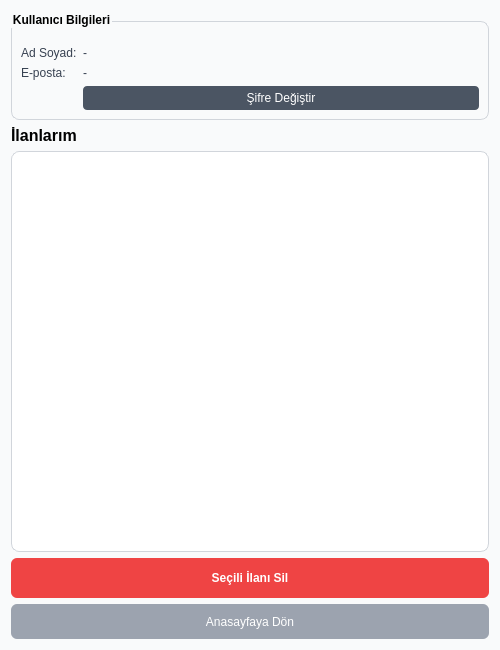
This is profil.ui in Online-Alim-Satim-Platformu/Online-Alim-Satim-Platformu as Qt 5 draws it before an edit. The edited form follows.
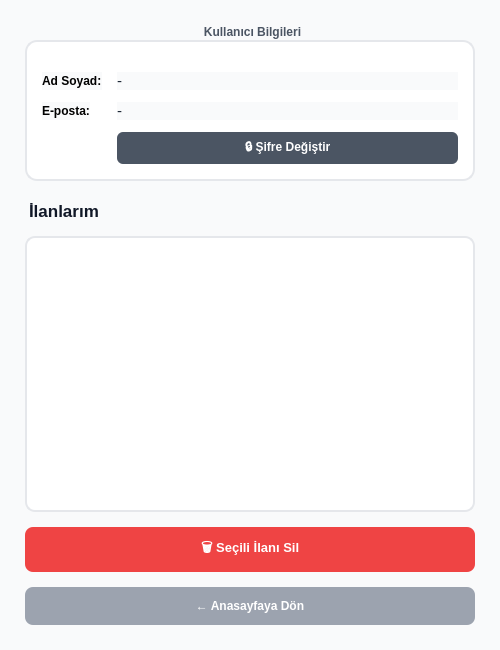
This is the edited form.

Commit message:
düzenleme_profil
profilim kısmın içerisinde ilan silme eklenilen ilanı silme kullanıcı adı soyadı bilgileri gösterme ekranı

```diff
--- a/profil.ui
+++ b/profil.ui
@@ -17,18 +17,68 @@
    <string notr="true">background-color: #f9fafb;</string>
   </property>
   <layout class="QVBoxLayout" name="mainLayout">
+   <property name="spacing">
+    <number>15</number>
+   </property>
+   <property name="leftMargin">
+    <number>25</number>
+   </property>
+   <property name="topMargin">
+    <number>25</number>
+   </property>
+   <property name="rightMargin">
+    <number>25</number>
+   </property>
+   <property name="bottomMargin">
+    <number>25</number>
+   </property>
    <item>
     <widget class="QGroupBox" name="groupKullanici">
      <property name="title">
       <string>Kullanıcı Bilgileri</string>
      </property>
      <property name="styleSheet">
-      <string notr="true">QGroupBox { font-weight: bold; border: 1px solid #d1d5db; border-radius: 8px; margin-top: 10px; padding-top: 15px; }
-      QLabel { color: #374151; font-weight: normal; }</string>
+      <string notr="true">QGroupBox {
+    font-weight: bold;
+    border: 2px solid #e5e7eb;
+    border-radius: 12px;
+    margin-top: 15px;
+    padding-top: 20px;
+    background-color: white;
+}
+QGroupBox::title {
+    subcontrol-origin: margin;
+    subcontrol-position: top center;
+    padding: 0 10px;
+    color: #4b5563;
+}</string>
      </property>
      <layout class="QFormLayout" name="formLayout">
+      <property name="horizontalSpacing">
+       <number>15</number>
+      </property>
+      <property name="verticalSpacing">
+       <number>12</number>
+      </property>
+      <property name="leftMargin">
+       <number>15</number>
+      </property>
+      <property name="topMargin">
+       <number>10</number>
+      </property>
+      <property name="rightMargin">
+       <number>15</number>
+      </property>
+      <property name="bottomMargin">
+       <number>15</number>
+      </property>
       <item row="0" column="0">
        <widget class="QLabel" name="label_1">
+        <property name="font">
+         <font>
+          <bold>true</bold>
+         </font>
+        </property>
         <property name="text">
          <string>Ad Soyad:</string>
         </property>
@@ -36,6 +86,9 @@
       </item>
       <item row="0" column="1">
        <widget class="QLabel" name="lblAdSoyad">
+        <property name="styleSheet">
+         <string notr="true">color: #1f2937; font-size: 11pt;</string>
+        </property>
         <property name="text">
          <string>-</string>
         </property>
@@ -43,6 +96,11 @@
       </item>
       <item row="1" column="0">
        <widget class="QLabel" name="label_2">
+        <property name="font">
+         <font>
+          <bold>true</bold>
+         </font>
+        </property>
         <property name="text">
          <string>E-posta:</string>
         </property>
@@ -50,6 +108,9 @@
       </item>
       <item row="1" column="1">
        <widget class="QLabel" name="lblEmail">
+        <property name="styleSheet">
+         <string notr="true">color: #1f2937; font-size: 11pt;</string>
+        </property>
         <property name="text">
          <string>-</string>
         </property>
@@ -57,15 +118,30 @@
       </item>
       <item row="2" column="1">
        <widget class="QPushButton" name="btnSifreDegistir">
-        <property name="text">
-         <string>Şifre Değiştir</string>
-        </property>
-        <property name="styleSheet">
-         <string notr="true">background-color: #4B5563; color: white; border-radius: 4px; padding: 5px;</string>
+        <property name="minimumSize">
+         <size>
+          <width>0</width>
+          <height>32</height>
+         </size>
         </property>
         <property name="cursor">
          <cursorShape>PointingHandCursor</cursorShape>
         </property>
+        <property name="styleSheet">
+         <string notr="true">QPushButton {
+    background-color: #4B5563;
+    color: white;
+    border-radius: 6px;
+    font-weight: bold;
+    padding: 0 15px;
+}
+QPushButton:hover {
+    background-color: #374151;
+}</string>
+        </property>
+        <property name="text">
+         <string>🔒 Şifre Değiştir</string>
+        </property>
        </widget>
       </item>
      </layout>
@@ -75,10 +151,13 @@
     <widget class="QLabel" name="lblIlanBaslik">
      <property name="font">
       <font>
-       <pointsize>12</pointsize>
+       <pointsize>13</pointsize>
        <bold>true</bold>
       </font>
      </property>
+     <property name="styleSheet">
+      <string notr="true">color: #111827; margin-top: 5px;</string>
+     </property>
      <property name="text">
       <string>İlanlarım</string>
      </property>
@@ -87,7 +166,23 @@
    <item>
     <widget class="QListWidget" name="listProfilIlanlar">
      <property name="styleSheet">
-      <string notr="true">background-color: white; border: 1px solid #d1d5db; border-radius: 8px; padding: 5px; font-size: 11pt;</string>
+      <string notr="true">QListWidget {
+    background-color: white;
+    border: 2px solid #e5e7eb;
+    border-radius: 10px;
+    padding: 8px;
+    font-size: 11pt;
+    color: #374151;
+}
+QListWidget::item {
+    padding: 10px;
+    border-bottom: 1px solid #f3f4f6;
+}
+QListWidget::item:selected {
+    background-color: #eff6ff;
+    color: #1d4ed8;
+    border-radius: 6px;
+}</string>
      </property>
     </widget>
    </item>
@@ -96,19 +191,30 @@
      <property name="minimumSize">
       <size>
        <width>0</width>
-       <height>40</height>
+       <height>45</height>
       </size>
      </property>
-     <property name="styleSheet">
-      <string notr="true">QPushButton { background-color: #ef4444; color: white; font-weight: bold; border-radius: 6px; }
-QPushButton:hover { background-color: #dc2626; }</string>
-     </property>
-     <property name="text">
-      <string>Seçili İlanı Sil</string>
-     </property>
      <property name="cursor">
       <cursorShape>PointingHandCursor</cursorShape>
      </property>
+     <property name="styleSheet">
+      <string notr="true">QPushButton {
+    background-color: #ef4444;
+    color: white;
+    font-weight: bold;
+    font-size: 10pt;
+    border-radius: 8px;
+}
+QPushButton:hover {
+    background-color: #dc2626;
+}
+QPushButton:pressed {
+    background-color: #991b1b;
+}</string>
+     </property>
+     <property name="text">
+      <string>🗑 Seçili İlanı Sil</string>
+     </property>
     </widget>
    </item>
    <item>
@@ -116,19 +222,26 @@
      <property name="minimumSize">
       <size>
        <width>0</width>
-       <height>35</height>
+       <height>38</height>
       </size>
      </property>
-     <property name="styleSheet">
-      <string notr="true">QPushButton { background-color: #9ca3af; color: white; border-radius: 6px; }
-QPushButton:hover { background-color: #6b7280; }</string>
-     </property>
-     <property name="text">
-      <string>Anasayfaya Dön</string>
-     </property>
      <property name="cursor">
       <cursorShape>PointingHandCursor</cursorShape>
      </property>
+     <property name="styleSheet">
+      <string notr="true">QPushButton {
+    background-color: #9ca3af;
+    color: white;
+    border-radius: 8px;
+    font-weight: bold;
+}
+QPushButton:hover {
+    background-color: #6b7280;
+}</string>
+     </property>
+     <property name="text">
+      <string>← Anasayfaya Dön</string>
+     </property>
     </widget>
    </item>
   </layout>
```
The commit also changes 2 other files.
